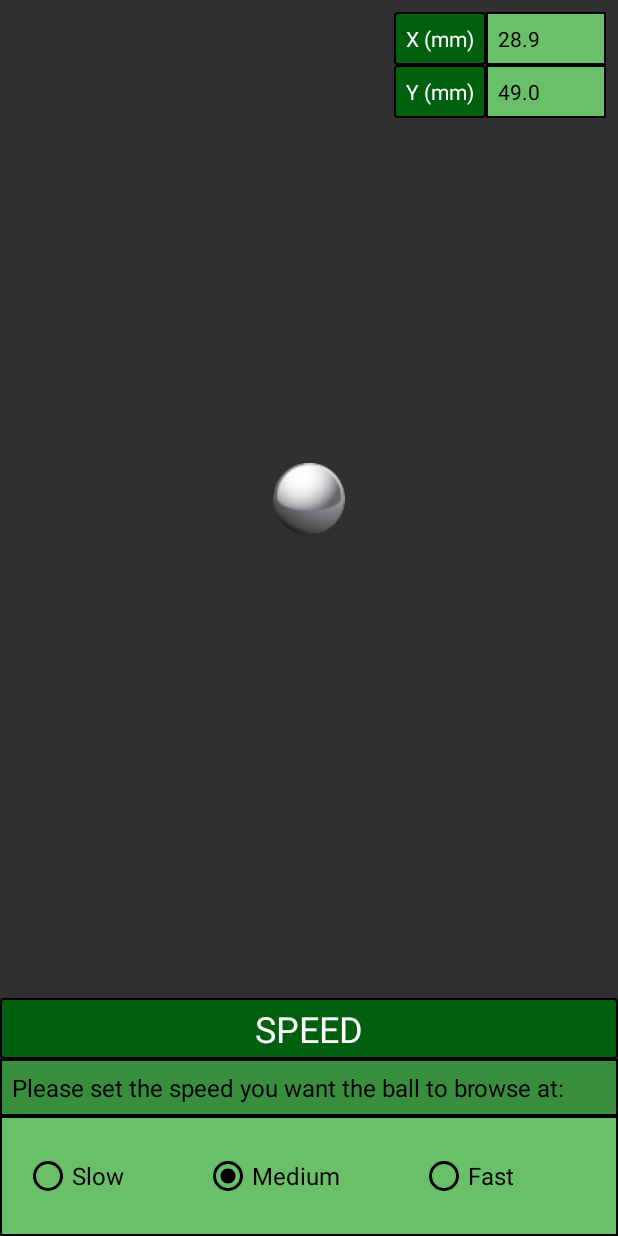
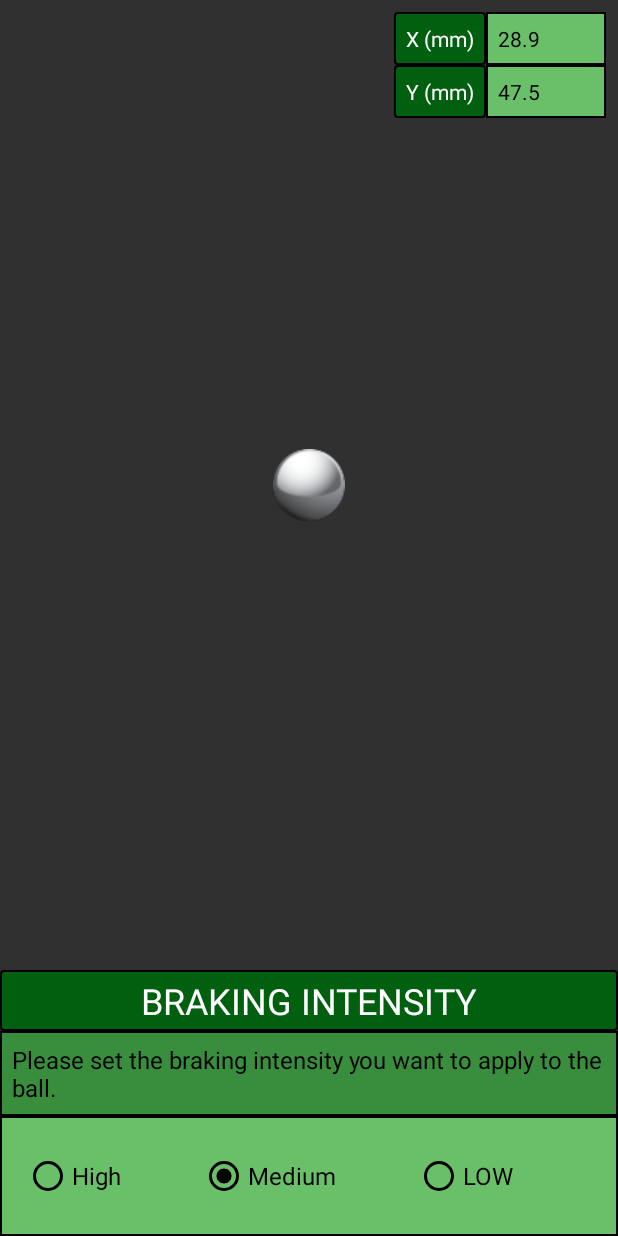
Before and after one commit to LaurineBailly/GravityBall, an Android app: the screen it shows after launch (MainActivity), on a phone screen of 412 x 824 dp. Run offline under Robolectric (Android 15) with nearby library versions, the phone set to English and light mode, and no system bars; 1 statement that could not run was skipped.

Commit message:
TP2_2: the user sets the braking intensity only.

```diff
--- a/app/src/main/java/com/example/gravityball/controller/MainActivity.java
+++ b/app/src/main/java/com/example/gravityball/controller/MainActivity.java
@@ -29,9 +29,9 @@ public class MainActivity extends AppCompatActivity implements View.OnClickListe
     public static final int PERIOD_REFRESH_BALL_MS = 40;
 
     // Defining speed types
-    public static final float SPEED_SLOW = 0.5f;
-    public static final float SPEED_MEDIUM = 0.7f;
-    public static final float SPEED_FAST = 0.9f;
+    public static final float SPEED_SLOW = 0.01f;
+    public static final float SPEED_MEDIUM = 0.08f;
+    public static final float SPEED_FAST = 0.64f;
 
     // True if the ball bitmap is loaded
     private boolean ballPictureLoaded = false;
--- a/app/src/main/java/com/example/gravityball/view/BallView.java
+++ b/app/src/main/java/com/example/gravityball/view/BallView.java
@@ -92,10 +92,6 @@ public class BallView extends View {
         // (1/2)*Ay(t)*t^2
         // where t is time and Ay is the accelerations on Y axis (pixels/s2)
         double yMoveAy = 0.5*yAcceleration*periodUpdatePosSec*periodUpdatePosSec;
-
-        // Factor speed set to the velocity
-        xVelocity = xVelocity*factorSpeed;
-        yVelocity = yVelocity*factorSpeed;
 
         // Sx = Sx(t-1) + xMoveAx + Ux(t-1)*t
         // where Sx is position, Ux is initial velocity, t is time.
--- a/app/src/main/res/layout/activity_main.xml
+++ b/app/src/main/res/layout/activity_main.xml
@@ -91,7 +91,7 @@
                 android:background="@drawable/border_title"
                 android:gravity="center"
                 android:padding="4dp"
-                android:text="@string/title_speed_settings"
+                android:text="@string/braking_intensity_title"
                 android:textColor="@color/textOnDark"
                 android:textSize="24sp" />
 
@@ -101,7 +101,7 @@
                 android:layout_height="wrap_content"
                 android:background="@drawable/border_description"
                 android:padding="8dp"
-                android:text="@string/description_speed_settings"
+                android:text="@string/braking_intensity_description"
                 android:textColor="@color/textOnLight"
                 android:textSize="16sp" />
 
@@ -120,7 +120,7 @@
                     android:layout_weight="1"
                     android:buttonTint="@color/textOnLight"
                     android:minHeight="48dp"
-                    android:text="@string/rb_slow"
+                    android:text="@string/rb_high"
                     android:textColor="@color/textOnLight"
                     android:textSize="16sp" />
 
@@ -143,7 +143,7 @@
                     android:layout_weight="1"
                     android:buttonTint="@color/textOnLight"
                     android:minHeight="48dp"
-                    android:text="@string/rb_fast"
+                    android:text="@string/rb_low"
                     android:textColor="@color/textOnLight"
                     android:textSize="16sp" />
             </RadioGroup>
--- /dev/null
+++ b/app/src/main/res/values-night/strings.xml
@@ -0,0 +1,4 @@
+<?xml version="1.0" encoding="utf-8"?>
+<resources>
+    <string name="braking_intensity_title">BRAKING INTENSITY</string>
+</resources>
--- a/app/src/main/res/values/strings.xml
+++ b/app/src/main/res/values/strings.xml
@@ -7,4 +7,8 @@
     <string name="description_speed_settings">Please set the speed you want the ball to browse at:</string>
     <string name="rb_fast">Fast</string>
     <string name="rb_medium">Medium</string>
+    <string name="braking_intensity_title">BRAKING INTENSITY</string>
+    <string name="braking_intensity_description">Please set the braking intensity you want to apply to the ball.</string>
+    <string name="rb_high">High</string>
+    <string name="rb_low">LOW</string>
 </resources>
```
Also changed, not shown: 1 other file.
